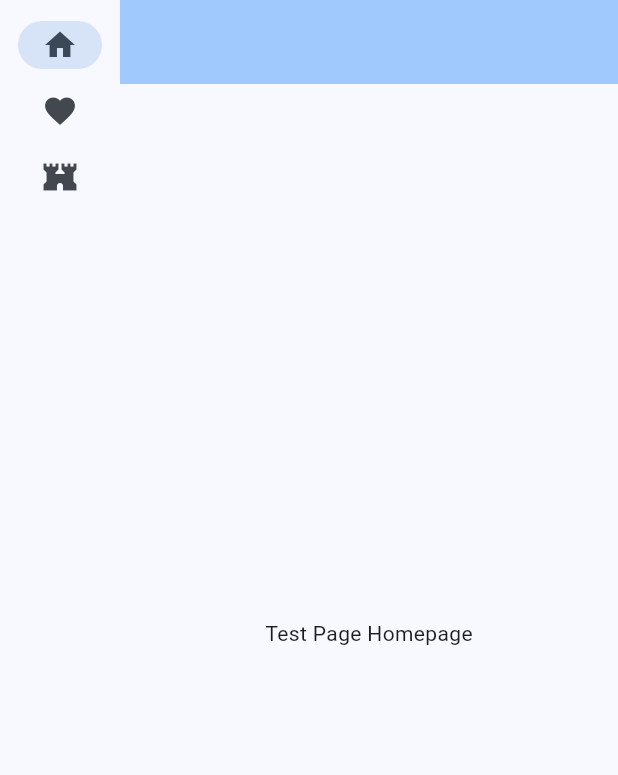
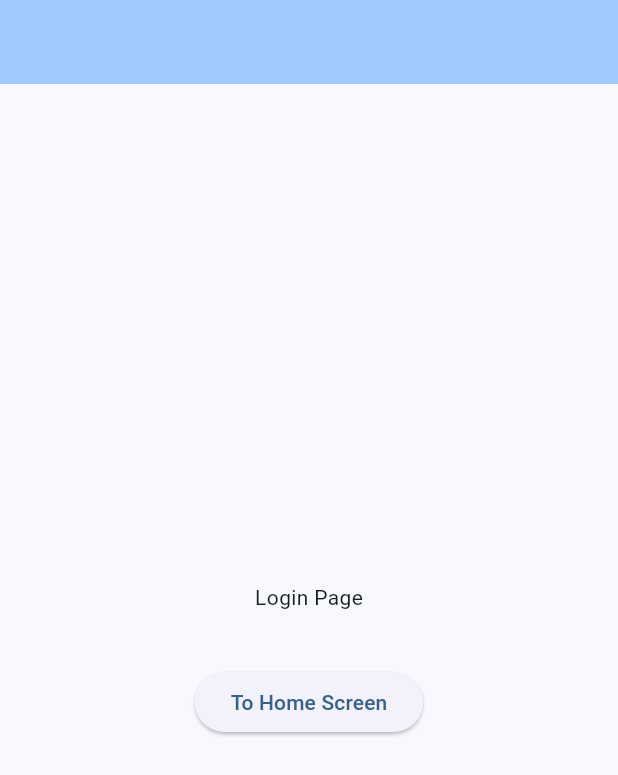
Before and after one commit to SP26GroupAGJ/SP26RedBudgetApp, a Flutter app: the screen it shows after launch, on a phone screen of 412 x 824 dp. Shown: the top 775 px of the screen. Run offline on Flutter 3.47's test engine with Material 3 defaults, Android fonts, the phone set to English and light mode, and no system bars.

Commit message:
added login screen /w button to main state

```diff
--- a/budget_app/lib/main.dart
+++ b/budget_app/lib/main.dart
@@ -1,4 +1,5 @@
 import 'package:flutter/material.dart';
+import 'package:provider/provider.dart';
 
 void main() {
   runApp(const MyApp());
@@ -9,37 +10,71 @@ class MyApp extends StatelessWidget {
 
   @override
   Widget build(BuildContext context) {
-    return MaterialApp(
-      theme: ThemeData(
-        colorScheme: ColorScheme.fromSeed(seedColor: Colors.blue),
-        useMaterial3: true,
+    return ChangeNotifierProvider(
+      create: (context) => MyAppState(),
+      child: MaterialApp(
+        theme: ThemeData(
+          colorScheme: ColorScheme.fromSeed(seedColor: Colors.blue),
+          useMaterial3: true,
+        ),
+        home: LoginPage(),
       ),
-      home: const MyHomePage(),
     );
   }
 }
 
-class MyHomePage extends StatefulWidget {
-  const MyHomePage({super.key});
+class MyAppState extends ChangeNotifier {}
 
+class LoginPage extends StatelessWidget {
   @override
-  State<MyHomePage> createState() => _MyHomePageState();
+  Widget build(BuildContext context) {
+    return Scaffold(
+      appBar: AppBar(
+        backgroundColor: Theme.of(context).colorScheme.inversePrimary,
+      ),
+      body: Center(
+        child: Column(
+          mainAxisAlignment: MainAxisAlignment.center,
+          children: <Widget>[
+            const Text(
+              'Login Page',
+            ),
+            Text(
+              '',
+              style: Theme.of(context).textTheme.headlineMedium,
+            ),
+            ElevatedButton(
+                onPressed: () {
+                  _navigateFromLogin(context);
+                },
+                child: Text("To Home Screen"))
+          ],
+        ),
+      ),
+    );
+  }
+
+  void _navigateFromLogin(BuildContext context) {
+    Navigator.of(context)
+        .push(MaterialPageRoute(builder: (context) => MainPage()));
+  }
 }
 
-class _MyHomePageState extends State<MyHomePage> {
+class MainPage extends StatefulWidget {
+  @override
+  State<MainPage> createState() => _MainPage();
+}
+
+class _MainPage extends State<MainPage> {
   var selectedIndex = 0;
-
   @override
   Widget build(BuildContext context) {
     Widget page;
     switch (selectedIndex) {
       case 0:
-        page = TestPageHome();
+        page = TestPage2();
         break;
       case 1:
-        page = TestPage2();
-        break;
-      case 2:
         page = TestPage3();
         break;
       default:
@@ -57,12 +92,8 @@ class _MyHomePageState extends State<MyHomePage> {
                   label: Text('Home'),
                 ),
                 NavigationRailDestination(
-                  icon: Icon(Icons.favorite),
+                  icon: Icon(Icons.monetization_on),
                   label: Text('Test1'),
-                ),
-                NavigationRailDestination(
-                  icon: Icon(Icons.fort),
-                  label: Text('Test2'),
                 ),
               ],
               selectedIndex: selectedIndex,
@@ -80,31 +111,6 @@ class _MyHomePageState extends State<MyHomePage> {
             ),
           ),
         ],
-      ),
-    );
-  }
-}
-
-class TestPageHome extends StatelessWidget {
-  @override
-  Widget build(BuildContext context) {
-    return Scaffold(
-      appBar: AppBar(
-        backgroundColor: Theme.of(context).colorScheme.inversePrimary,
-      ),
-      body: Center(
-        child: Column(
-          mainAxisAlignment: MainAxisAlignment.center,
-          children: <Widget>[
-            const Text(
-              'Test Page Homepage',
-            ),
-            Text(
-              '',
-              style: Theme.of(context).textTheme.headlineMedium,
-            ),
-          ],
-        ),
       ),
     );
   }
```
